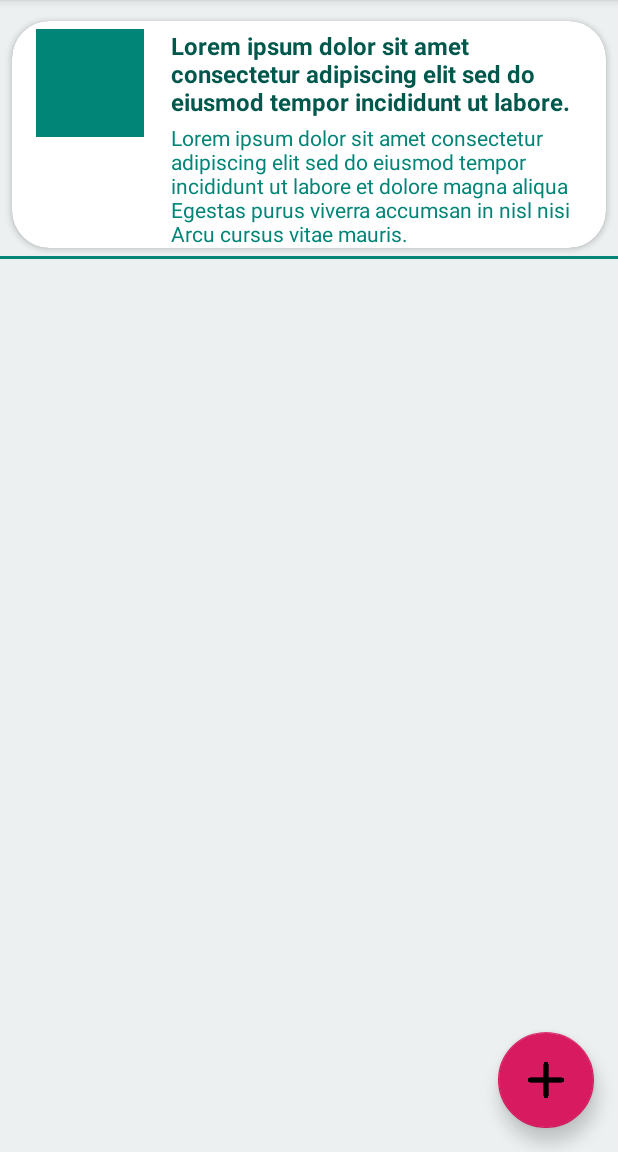
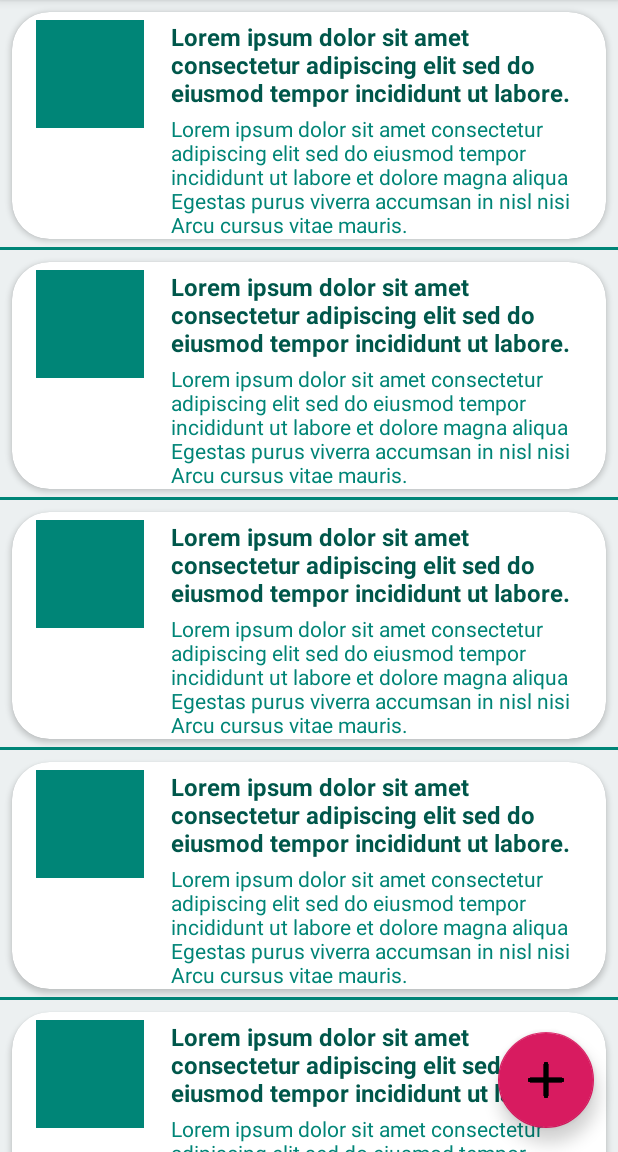
Before and after one commit to Parsa-Mah/RealStateApp, an Android app: the screen it shows after launch (MainActivity), on a phone screen of 412 x 824 dp, the part 84-1236 px from its top. Run offline under Robolectric (Android 15) with nearby library versions, the phone set to English and light mode, and no system bars.

Commit message:
some edit code and fixed bug

```diff
--- a/app/src/main/java/com/example/realstate/MainActivity.java
+++ b/app/src/main/java/com/example/realstate/MainActivity.java
@@ -38,6 +38,9 @@ public class MainActivity extends AppCompatActivity {
         locationList.add(new Location("Lorem ipsum dolor sit amet consectetur adipiscing elit sed do eiusmod tempor incididunt ut labore." ,"Lorem ipsum dolor sit amet consectetur adipiscing elit sed do eiusmod tempor incididunt ut labore et dolore magna aliqua Egestas purus viverra accumsan in nisl nisi Arcu cursus vitae mauris."));
         locationList.add(new Location("Lorem ipsum dolor sit amet consectetur adipiscing elit sed do eiusmod tempor incididunt ut labore." ,"Lorem ipsum dolor sit amet consectetur adipiscing elit sed do eiusmod tempor incididunt ut labore et dolore magna aliqua Egestas purus viverra accumsan in nisl nisi Arcu cursus vitae mauris."));
         locationList.add(new Location("Lorem ipsum dolor sit amet consectetur adipiscing elit sed do eiusmod tempor incididunt ut labore." ,"Lorem ipsum dolor sit amet consectetur adipiscing elit sed do eiusmod tempor incididunt ut labore et dolore magna aliqua Egestas purus viverra accumsan in nisl nisi Arcu cursus vitae mauris."));
+        locationList.add(new Location("Lorem ipsum dolor sit amet consectetur adipiscing elit sed do eiusmod tempor incididunt ut labore." ,"Lorem ipsum dolor sit amet consectetur adipiscing elit sed do eiusmod tempor incididunt ut labore et dolore magna aliqua Egestas purus viverra accumsan in nisl nisi Arcu cursus vitae mauris."));
+        locationList.add(new Location("Lorem ipsum dolor sit amet consectetur adipiscing elit sed do eiusmod tempor incididunt ut labore." ,"Lorem ipsum dolor sit amet consectetur adipiscing elit sed do eiusmod tempor incididunt ut labore et dolore magna aliqua Egestas purus viverra accumsan in nisl nisi Arcu cursus vitae mauris."));
+        locationList.add(new Location("Lorem ipsum dolor sit amet consectetur adipiscing elit sed do eiusmod tempor incididunt ut labore." ,"Lorem ipsum dolor sit amet consectetur adipiscing elit sed do eiusmod tempor incididunt ut labore et dolore magna aliqua Egestas purus viverra accumsan in nisl nisi Arcu cursus vitae mauris."));
 
     }
 
--- a/app/src/main/java/com/example/realstate/adapters/LocationAdapter.java
+++ b/app/src/main/java/com/example/realstate/adapters/LocationAdapter.java
@@ -95,7 +95,7 @@ public class LocationAdapter extends RecyclerView.Adapter<LocationAdapter.Locati
 
     @Override
     public int getItemCount() {
-        return 1;
+        return locationList.size();
     }
 
     @Override
--- a/app/src/main/res/layout/activity_main.xml
+++ b/app/src/main/res/layout/activity_main.xml
@@ -8,7 +8,7 @@
     tools:context=".MainActivity">
     <FrameLayout
         android:layout_width="match_parent"
-        android:layout_height="wrap_content"
+        android:layout_height="0dp"
         app:layout_constraintStart_toStartOf="parent"
         app:layout_constraintTop_toTopOf="parent"
         app:layout_constraintBottom_toBottomOf="parent"
```
